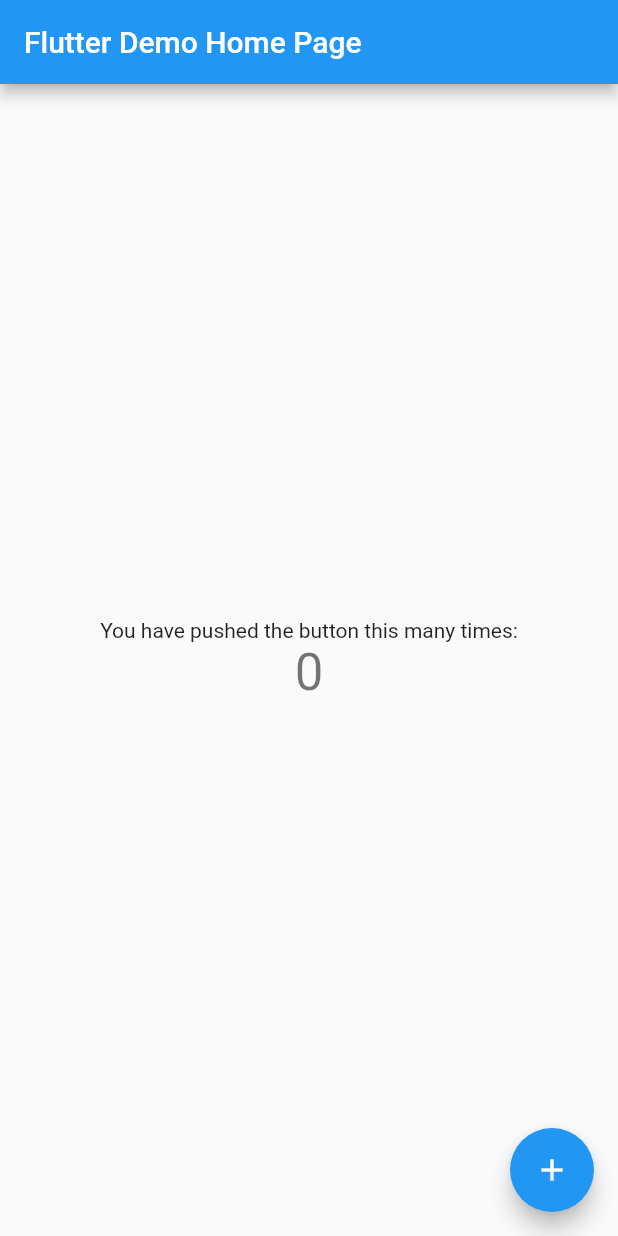
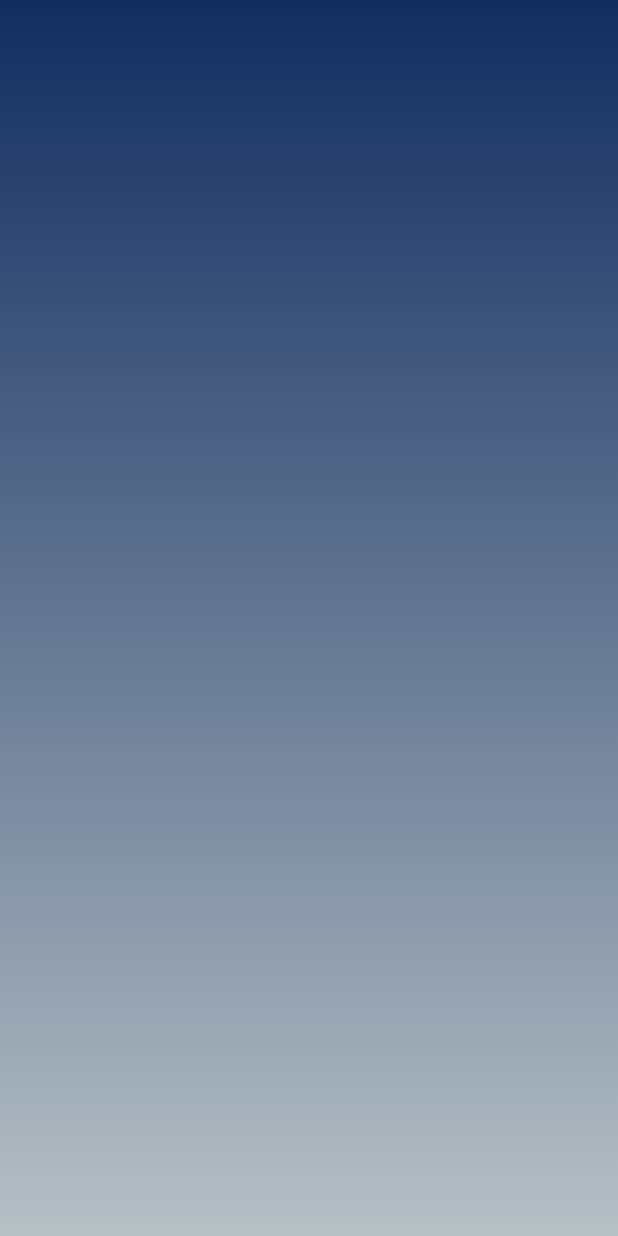
Before and after one commit to bernademir/Movie-Fragment, a Flutter app: the screen it shows after launch, on a phone screen of 412 x 824 dp. Run offline on Flutter 3.47's test engine with Material 2 defaults, Android fonts, the light colour scheme and no system bars.

Commit message:
file organizations

```diff
--- a/lib/main.dart
+++ b/lib/main.dart
@@ -1,113 +1,16 @@
 import 'package:flutter/material.dart';
+import 'package:movie_fragment/ui/view/homePageView.dart';
 
 void main() {
   runApp(MyApp());
 }
 
 class MyApp extends StatelessWidget {
-  // This widget is the root of your application.
   @override
   Widget build(BuildContext context) {
     return MaterialApp(
       title: 'Flutter Demo',
-      theme: ThemeData(
-        // This is the theme of your application.
-        //
-        // Try running your application with "flutter run". You'll see the
-        // application has a blue toolbar. Then, without quitting the app, try
-        // changing the primarySwatch below to Colors.green and then invoke
-        // "hot reload" (press "r" in the console where you ran "flutter run",
-        // or simply save your changes to "hot reload" in a Flutter IDE).
-        // Notice that the counter didn't reset back to zero; the application
-        // is not restarted.
-        primarySwatch: Colors.blue,
-      ),
-      home: MyHomePage(title: 'Flutter Demo Home Page'),
+      home: HomePageView(),
     );
   }
 }
-
-class MyHomePage extends StatefulWidget {
-  MyHomePage({Key key, this.title}) : super(key: key);
-
-  // This widget is the home page of your application. It is stateful, meaning
-  // that it has a State object (defined below) that contains fields that affect
-  // how it looks.
-
-  // This class is the configuration for the state. It holds the values (in this
-  // case the title) provided by the parent (in this case the App widget) and
-  // used by the build method of the State. Fields in a Widget subclass are
-  // always marked "final".
-
-  final String title;
-
-  @override
-  _MyHomePageState createState() => _MyHomePageState();
-}
-
-class _MyHomePageState extends State<MyHomePage> {
-  int _counter = 0;
-
-  void _incrementCounter() {
-    setState(() {
-      // This call to setState tells the Flutter framework that something has
-      // changed in this State, which causes it to rerun the build method below
-      // so that the display can reflect the updated values. If we changed
-      // _counter without calling setState(), then the build method would not be
-      // called again, and so nothing would appear to happen.
-      _counter++;
-    });
-  }
-
-  @override
-  Widget build(BuildContext context) {
-    // This method is rerun every time setState is called, for instance as done
-    // by the _incrementCounter method above.
-    //
-    // The Flutter framework has been optimized to make rerunning build methods
-    // fast, so that you can just rebuild anything that needs updating rather
-    // than having to individually change instances of widgets.
-    return Scaffold(
-      appBar: AppBar(
-        // Here we take the value from the MyHomePage object that was created by
-        // the App.build method, and use it to set our appbar title.
-        title: Text(widget.title),
-      ),
-      body: Center(
-        // Center is a layout widget. It takes a single child and positions it
-        // in the middle of the parent.
-        child: Column(
-          // Column is also a layout widget. It takes a list of children and
-          // arranges them vertically. By default, it sizes itself to fit its
-          // children horizontally, and tries to be as tall as its parent.
-          //
-          // Invoke "debug painting" (press "p" in the console, choose the
-          // "Toggle Debug Paint" action from the Flutter Inspector in Android
-          // Studio, or the "Toggle Debug Paint" command in Visual Studio Code)
-          // to see the wireframe for each widget.
-          //
-          // Column has various properties to control how it sizes itself and
-          // how it positions its children. Here we use mainAxisAlignment to
-          // center the children vertically; the main axis here is the vertical
-          // axis because Columns are vertical (the cross axis would be
-          // horizontal).
-          mainAxisAlignment: MainAxisAlignment.center,
-          children: <Widget>[
-            Text(
-              'You have pushed the button this many times:',
-            ),
-            Text(
-              '$_counter',
-              style: Theme.of(context).textTheme.headline4,
-            ),
-          ],
-        ),
-      ),
-      floatingActionButton: FloatingActionButton(
-        onPressed: _incrementCounter,
-        tooltip: 'Increment',
-        child: Icon(Icons.add),
-      ), // This trailing comma makes auto-formatting nicer for build methods.
-    );
-  }
-}
--- /dev/null
+++ b/lib/ui/view/homePageView.dart
@@ -0,0 +1,18 @@
+import 'package:flutter/material.dart';
+import 'package:movie_fragment/ui/widget/ContainerGradient.dart';
+
+class HomePageView extends StatefulWidget {
+  const HomePageView({Key? key}) : super(key: key);
+
+  @override
+  _HomePageViewState createState() => _HomePageViewState();
+}
+
+class _HomePageViewState extends State<HomePageView> {
+  @override
+  Widget build(BuildContext context) {
+    return ContainerGradient.bgGradient(
+      Scaffold(),
+    );
+  }
+}
--- a/pubspec.yaml
+++ b/pubspec.yaml
@@ -18,7 +18,7 @@
 version: 1.0.0+1
 
 environment:
-  sdk: ">=2.7.0 <3.0.0"
+  sdk: ">=2.12.0 <3.0.0"
 
 dependencies:
   flutter:
```
Also changed, not shown: lib/ui/widget/containerGradient.dart (added, +24 -0 lines).
